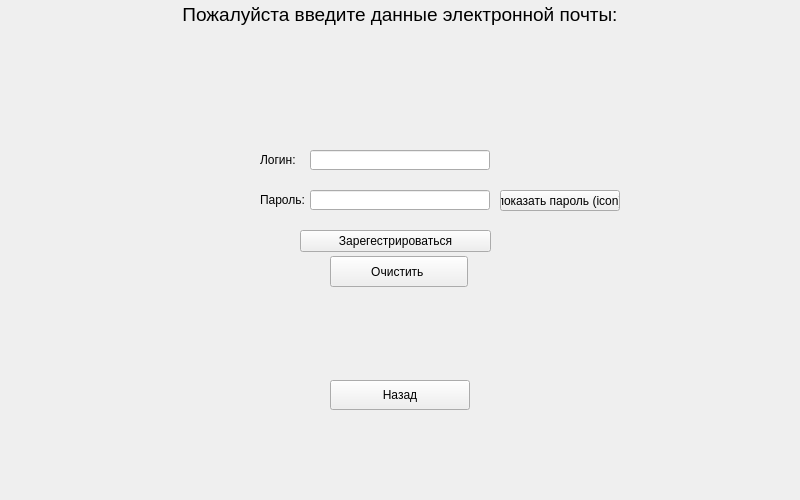
underleak/fetchmail, file registration.ui: the form before one commit.
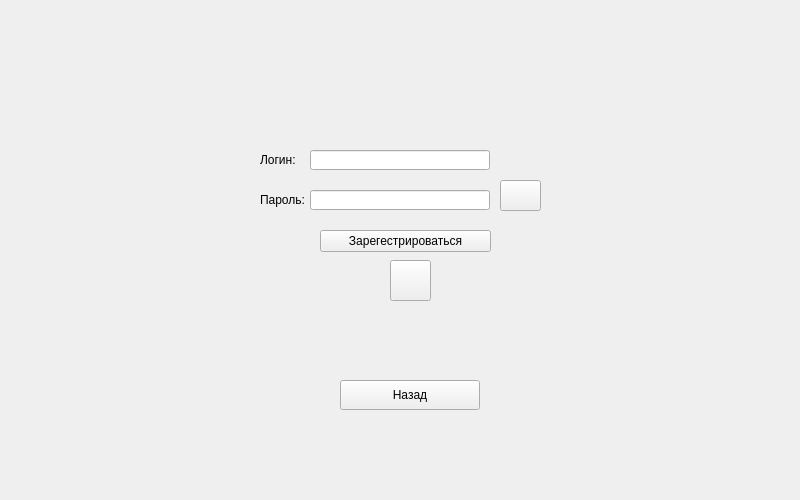
The form after the commit. Icons and pictures are not drawn.

Patch:
```diff
--- a/registration.ui
+++ b/registration.ui
@@ -17,19 +17,24 @@
    <property name="geometry">
     <rect>
      <x>500</x>
-     <y>190</y>
-     <width>120</width>
-     <height>21</height>
+     <y>180</y>
+     <width>41</width>
+     <height>31</height>
     </rect>
    </property>
    <property name="text">
-    <string>показать пароль (icon)</string>
+    <string/>
+   </property>
+   <property name="icon">
+    <iconset>
+     <selectedon>:/icon/main/eye.png</selectedon>
+    </iconset>
    </property>
   </widget>
   <widget class="QPushButton" name="back">
    <property name="geometry">
     <rect>
-     <x>330</x>
+     <x>340</x>
      <y>380</y>
      <width>140</width>
      <height>30</height>
@@ -42,9 +47,9 @@
   <widget class="QPushButton" name="signUp">
    <property name="geometry">
     <rect>
-     <x>300</x>
+     <x>320</x>
      <y>230</y>
-     <width>191</width>
+     <width>171</width>
      <height>22</height>
     </rect>
    </property>
@@ -52,22 +57,6 @@
     <string>Зарегестрироваться</string>
    </property>
   </widget>
-  <widget class="QLabel" name="label">
-   <property name="geometry">
-    <rect>
-     <x>0</x>
-     <y>0</y>
-     <width>800</width>
-     <height>30</height>
-    </rect>
-   </property>
-   <property name="toolTip">
-    <string>&lt;html&gt;&lt;head/&gt;&lt;body&gt;&lt;p align=&quot;center&quot;&gt;&lt;br/&gt;&lt;/p&gt;&lt;/body&gt;&lt;/html&gt;</string>
-   </property>
-   <property name="text">
-    <string>&lt;html&gt;&lt;head/&gt;&lt;body&gt;&lt;p align=&quot;center&quot;&gt;&lt;span style=&quot; font-size:14pt;&quot;&gt;Пожалуйста введите данные электронной почты:&lt;/span&gt;&lt;/p&gt;&lt;/body&gt;&lt;/html&gt;</string>
-   </property>
-  </widget>
   <widget class="QLineEdit" name="textLogin">
    <property name="geometry">
     <rect>
@@ -117,14 +106,35 @@
   <widget class="QPushButton" name="clear">
    <property name="geometry">
     <rect>
-     <x>330</x>
-     <y>256</y>
-     <width>138</width>
-     <height>31</height>
+     <x>390</x>
+     <y>260</y>
+     <width>41</width>
+     <height>41</height>
     </rect>
    </property>
    <property name="text">
-    <string>Очистить </string>
+    <string/>
+   </property>
+   <property name="icon">
+    <iconset>
+     <selectedon>:/icon/main/trash.png</selectedon>
+    </iconset>
+   </property>
+  </widget>
+  <widget class="QLabel" name="label_4">
+   <property name="geometry">
+    <rect>
+     <x>340</x>
+     <y>10</y>
+     <width>131</width>
+     <height>131</height>
+    </rect>
+   </property>
+   <property name="text">
+    <string/>
+   </property>
+   <property name="pixmap">
+    <pixmap resource="icons.qrc">:/icon/main/envelope_icon.png</pixmap>
    </property>
   </widget>
  </widget>
```
Left out of the diff: 9 changed lines with no effect on the pictures.
